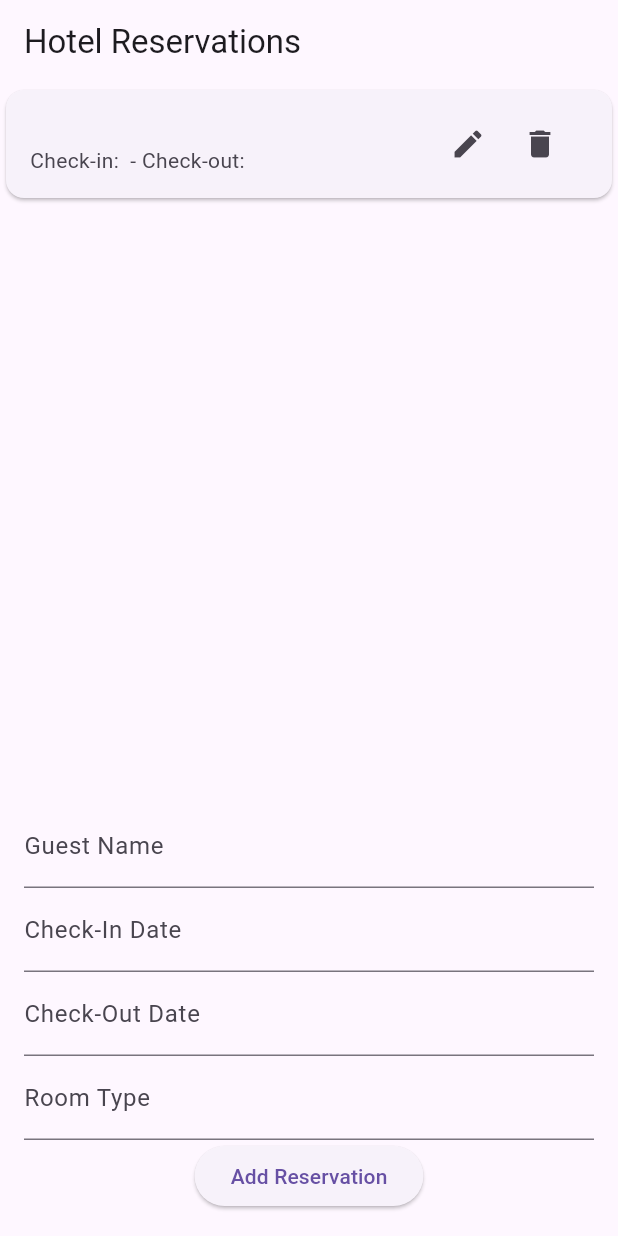
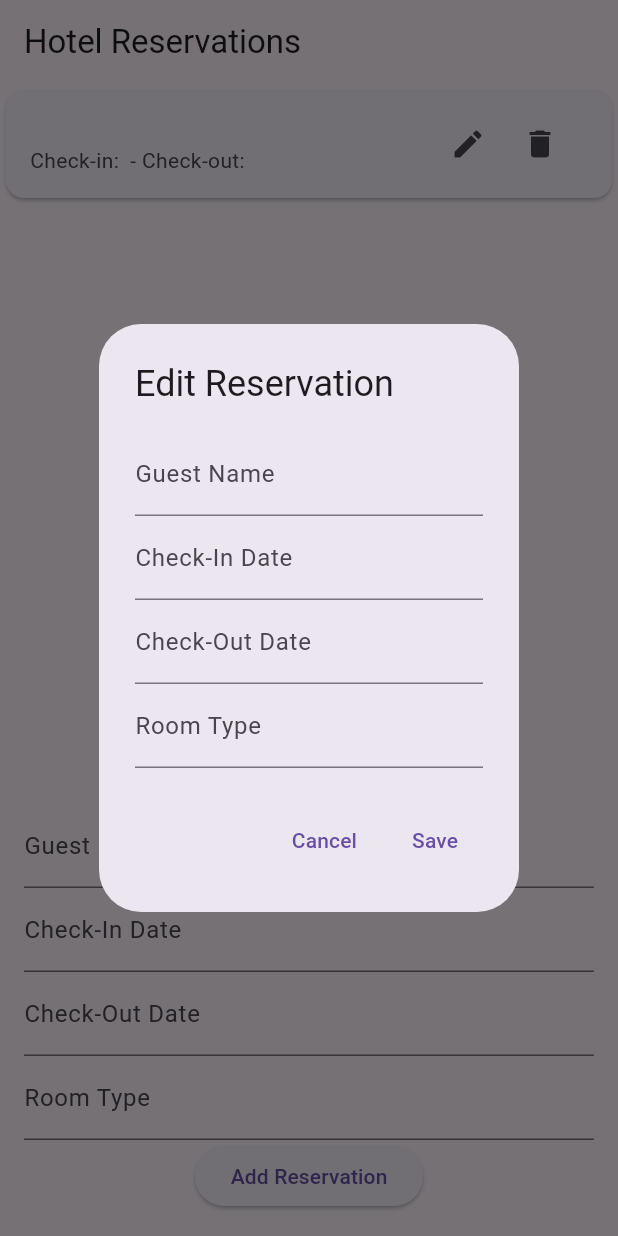
Before and after one commit to Krunchh/elective-crud-hotelapp, a Flutter app: the screen it shows after launch, after a tap on "Add Reservation", after a tap on the "edit" icon, on a phone screen of 412 x 824 dp. Run offline on Flutter 3.47's test engine with Material 3 defaults, Android fonts, the phone set to English and light mode, and no system bars; our stand-ins replace cloud_firestore, firebase_core; accounts and stored records are empty.

Commit message:
Edit Button

```diff
--- a/lib/reservation_tile.dart
+++ b/lib/reservation_tile.dart
@@ -1,7 +1,7 @@
 import 'package:flutter/material.dart';
 import 'package:cloud_firestore/cloud_firestore.dart';
 
-class ReservationTile extends StatelessWidget {
+class ReservationTile extends StatefulWidget {
   final String docId;
   final String name;
   final String checkInDate;
@@ -9,30 +9,58 @@ class ReservationTile extends StatelessWidget {
   final String roomType;
 
   const ReservationTile({
-    super.key,
+    Key? key,
     required this.docId,
     required this.name,
     required this.checkInDate,
     required this.checkOutDate,
     required this.roomType,
-  });
+  }) : super(key: key);
+
+  @override
+  _ReservationTileState createState() => _ReservationTileState();
+}
+
+class _ReservationTileState extends State<ReservationTile> {
+  late TextEditingController _nameController;
+  late TextEditingController _checkInController;
+  late TextEditingController _checkOutController;
+  late TextEditingController _roomTypeController;
+
+  @override
+  void initState() {
+    super.initState();
+    _nameController = TextEditingController(text: widget.name);
+    _checkInController = TextEditingController(text: widget.checkInDate);
+    _checkOutController = TextEditingController(text: widget.checkOutDate);
+    _roomTypeController = TextEditingController(text: widget.roomType);
+  }
+
+  @override
+  void dispose() {
+    _nameController.dispose();
+    _checkInController.dispose();
+    _checkOutController.dispose();
+    _roomTypeController.dispose();
+    super.dispose();
+  }
 
   @override
   Widget build(BuildContext context) {
     return Card(
       child: ListTile(
-        title: Text(name),
-        subtitle: Text('Check-in: $checkInDate - Check-out: $checkOutDate'),
+        title: Text(widget.name),
+        subtitle: Text('Check-in: ${widget.checkInDate} - Check-out: ${widget.checkOutDate}'),
         trailing: Row(
           mainAxisSize: MainAxisSize.min,
           children: <Widget>[
             IconButton(
               icon: const Icon(Icons.edit),
-              onPressed: () => _editReservation(context, docId),
+              onPressed: () => _editReservation(context),
             ),
             IconButton(
               icon: const Icon(Icons.delete),
-              onPressed: () => _deleteReservation(docId),
+              onPressed: () => _deleteReservation(widget.docId),
             ),
           ],
         ),
@@ -40,9 +68,60 @@ class ReservationTile extends StatelessWidget {
     );
   }
 
-  void _editReservation(BuildContext context, String docId) {
-    // Implementation to edit a reservation
-    // This can open a dialog or another screen with pre-filled form
+  void _editReservation(BuildContext context) {
+    showDialog(
+      context: context,
+      builder: (BuildContext context) {
+        return AlertDialog(
+          title: const Text('Edit Reservation'),
+          content: Column(
+            mainAxisSize: MainAxisSize.min,
+            children: [
+              TextField(
+                controller: _nameController,
+                decoration: const InputDecoration(labelText: 'Guest Name'),
+              ),
+              TextField(
+                controller: _checkInController,
+                decoration: const InputDecoration(labelText: 'Check-In Date'),
+              ),
+              TextField(
+                controller: _checkOutController,
+                decoration: const InputDecoration(labelText: 'Check-Out Date'),
+              ),
+              TextField(
+                controller: _roomTypeController,
+                decoration: const InputDecoration(labelText: 'Room Type'),
+              ),
+            ],
+          ),
+          actions: <Widget>[
+            TextButton(
+              onPressed: () {
+                Navigator.of(context).pop();
+              },
+              child: const Text('Cancel'),
+            ),
+            TextButton(
+              onPressed: () {
+                FirebaseFirestore.instance.collection('reservations').doc(widget.docId).update({
+                  'name': _nameController.text,
+                  'checkInDate': _checkInController.text,
+                  'checkOutDate': _checkOutController.text,
+                  'roomType': _roomTypeController.text,
+                }).then((_) {
+                  Navigator.of(context).pop();
+                  setState(() {
+                    // Update the parent widget state if necessary
+                  });
+                });
+              },
+              child: const Text('Save'),
+            ),
+          ],
+        );
+      },
+    );
   }
 
   void _deleteReservation(String docId) {
```
